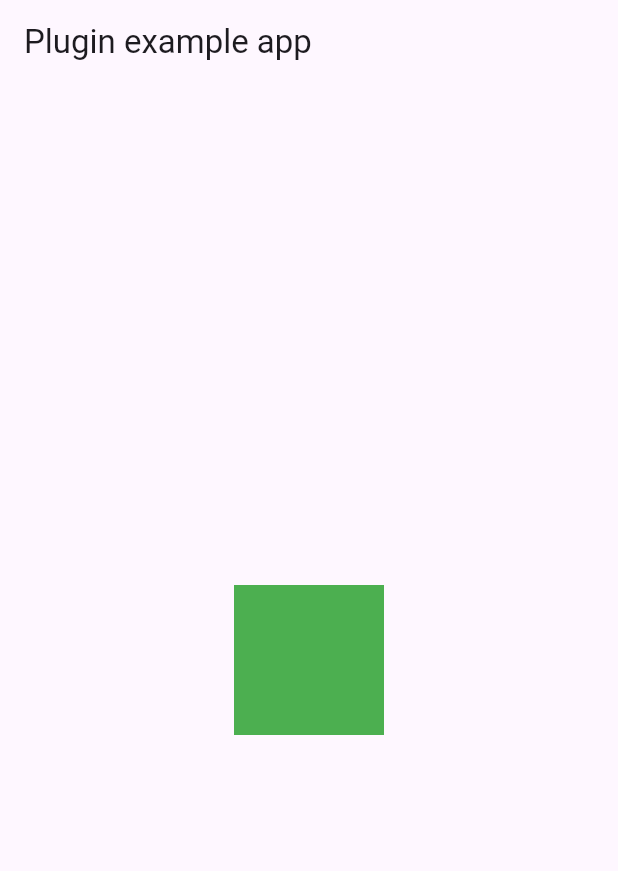
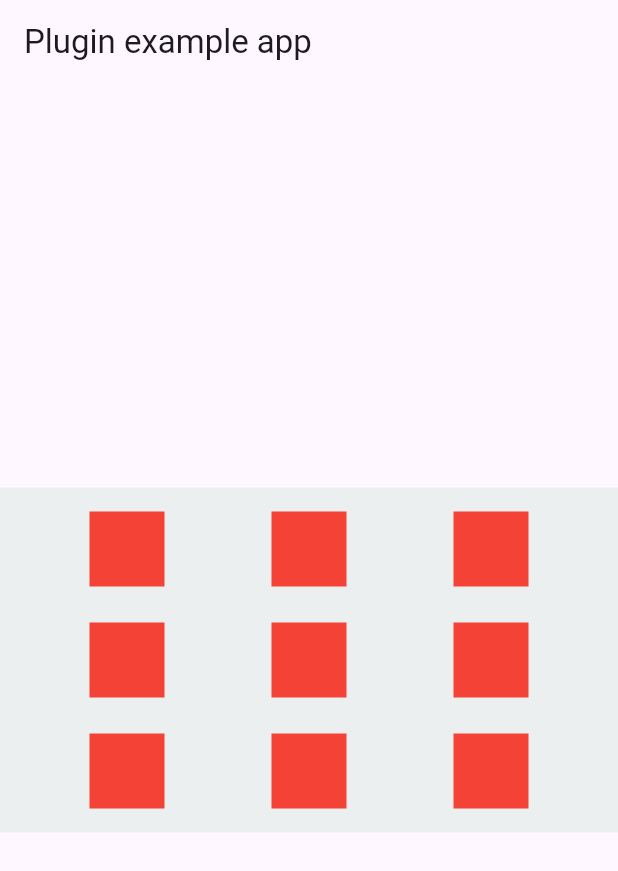
Before and after one commit to imsisojib/phone_keypad, a Flutter app: the screen it shows after launch, on a phone screen of 412 x 824 dp. Shown: the top 871 px of the screen. Run offline on Flutter 3.47's test engine with Material 3 defaults, Android fonts, the phone set to English and light mode, and no system bars.

Commit message:
keypad pattern added.

```diff
--- a/lib/src/phone_keypad.dart
+++ b/lib/src/phone_keypad.dart
@@ -3,12 +3,57 @@ import 'package:flutter/material.dart';
 class PhoneKeypad extends StatelessWidget{
   const PhoneKeypad({super.key});
 
+  Widget _buildNumberKey(){
+    return Container(
+      height: 50,
+      width: 50,
+      decoration: BoxDecoration(
+        color: Colors.red,
+      ),
+    );
+  }
+
   @override
   Widget build(BuildContext context) {
     return Container(
-      height: 100,
-      width: 100,
-      color: Colors.green,
+      decoration: BoxDecoration(
+        color: Color(0xffECEFF0),
+      ),
+      padding: EdgeInsets.symmetric(
+        horizontal: 24,
+        vertical: 16,
+      ),
+      child: Column(
+        mainAxisSize: MainAxisSize.min,
+        children: [
+          Row(
+            mainAxisAlignment: MainAxisAlignment.spaceAround,
+            children: [
+              _buildNumberKey(),
+              _buildNumberKey(),
+              _buildNumberKey(),
+            ],
+          ),
+          SizedBox(height: 24,),
+          Row(
+            mainAxisAlignment: MainAxisAlignment.spaceAround,
+            children: [
+              _buildNumberKey(),
+              _buildNumberKey(),
+              _buildNumberKey(),
+            ],
+          ),
+          SizedBox(height: 24,),
+          Row(
+            mainAxisAlignment: MainAxisAlignment.spaceAround,
+            children: [
+              _buildNumberKey(),
+              _buildNumberKey(),
+              _buildNumberKey(),
+            ],
+          ),
+        ],
+      ),
     );
   }
 }
```
Also changed, not shown: 13 other files.
